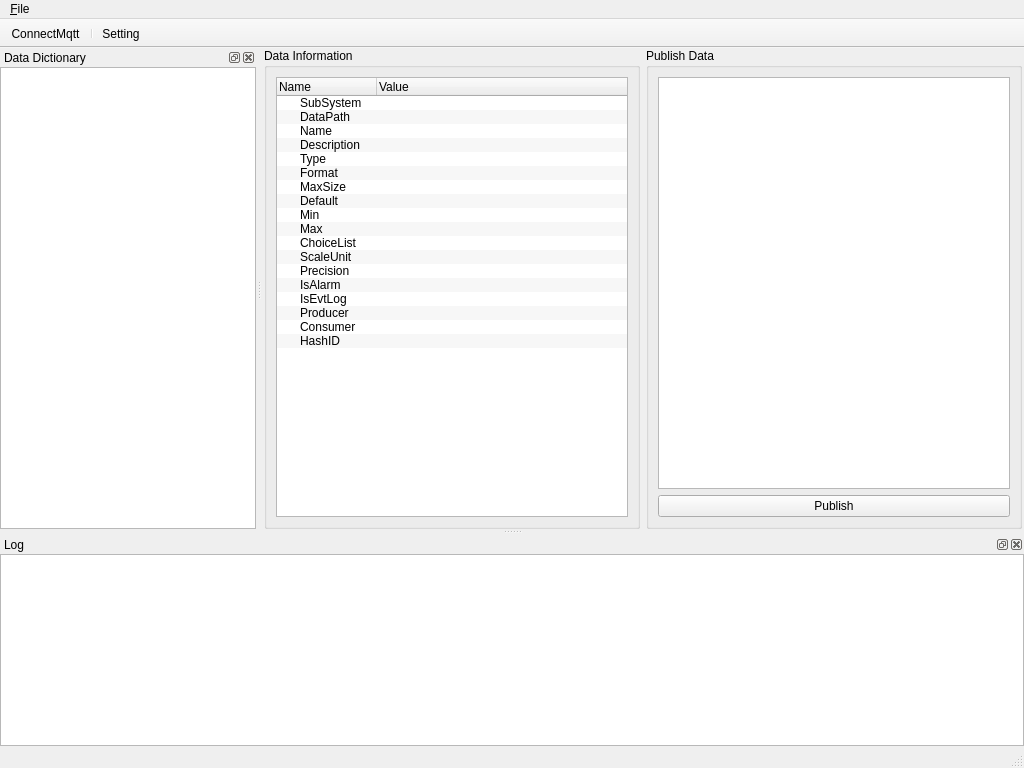
Qt form simulator/uiform/SimulatorUI.ui (zhanddkk/mqtt-utility) before a commit.
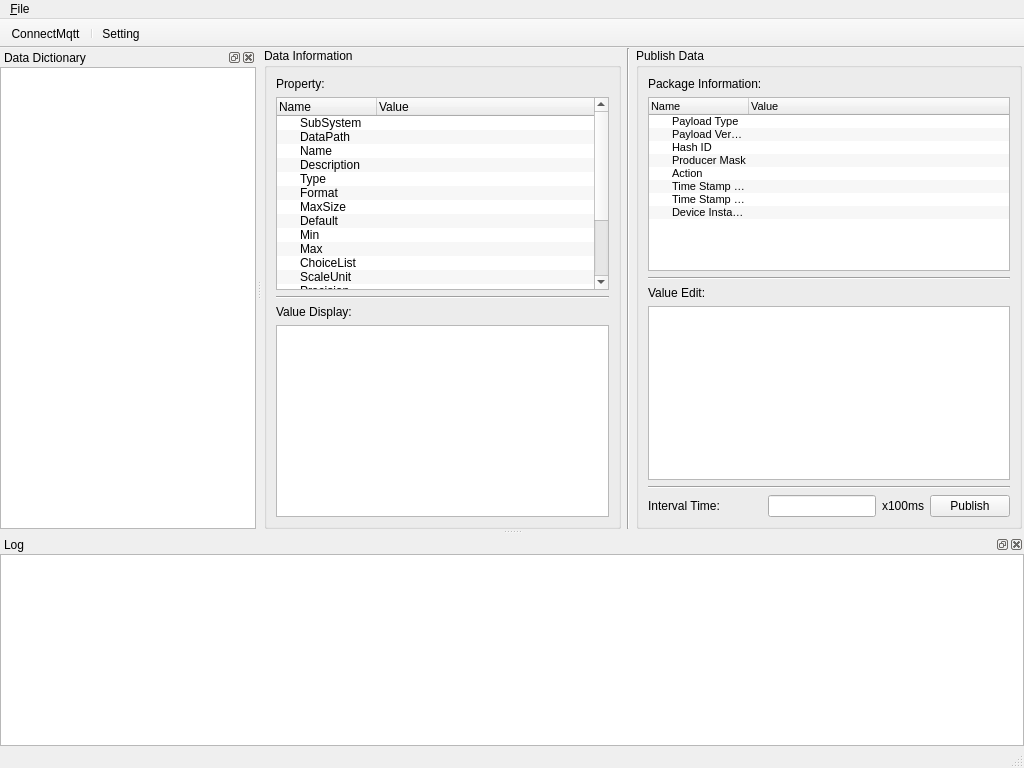
The same form after that commit. Icons and pictures are not drawn.

Commit message: Support new format csv import; Support string value send and receive; Support history value display;

What changed in the file:
```diff
--- a/simulator/uiform/SimulatorUI.ui
+++ b/simulator/uiform/SimulatorUI.ui
@@ -39,7 +39,21 @@
          <string>Data Information</string>
         </property>
         <layout class="QGridLayout" name="gridLayout_10">
-         <item row="0" column="0">
+         <item row="3" column="0">
+          <widget class="QLabel" name="label">
+           <property name="text">
+            <string>Value Display:</string>
+           </property>
+          </widget>
+         </item>
+         <item row="2" column="0">
+          <widget class="Line" name="line">
+           <property name="orientation">
+            <enum>Qt::Horizontal</enum>
+           </property>
+          </widget>
+         </item>
+         <item row="1" column="0">
           <widget class="QTreeWidget" name="treeWidgetDataInfo">
            <property name="editTriggers">
             <set>QAbstractItemView::NoEditTriggers</set>
@@ -164,10 +178,27 @@
            </item>
           </widget>
          </item>
+         <item row="4" column="0">
+          <widget class="QTreeView" name="treeViewValueDisplay">
+           <property name="styleSheet">
+            <string notr="true"/>
+           </property>
+           <property name="alternatingRowColors">
+            <bool>true</bool>
+           </property>
+          </widget>
+         </item>
+         <item row="0" column="0">
+          <widget class="QLabel" name="label_4">
+           <property name="text">
+            <string>Property:</string>
+           </property>
+          </widget>
+         </item>
         </layout>
        </widget>
       </item>
-      <item row="0" column="2">
+      <item row="0" column="3">
        <widget class="QGroupBox" name="groupBox_2">
         <property name="sizePolicy">
          <sizepolicy hsizetype="Expanding" vsizetype="Expanding">
@@ -191,25 +222,182 @@
          <string>Publish Data</string>
         </property>
         <layout class="QGridLayout" name="gridLayout_9">
-         <item row="0" column="2">
-          <widget class="QTextEdit" name="textEditValue">
+         <item row="0" column="0">
+          <widget class="QLabel" name="label_5">
+           <property name="text">
+            <string>Package Information:</string>
+           </property>
+          </widget>
+         </item>
+         <item row="2" column="0" colspan="4">
+          <widget class="Line" name="line_2">
+           <property name="sizePolicy">
+            <sizepolicy hsizetype="Minimum" vsizetype="Fixed">
+             <horstretch>0</horstretch>
+             <verstretch>0</verstretch>
+            </sizepolicy>
+           </property>
+           <property name="orientation">
+            <enum>Qt::Horizontal</enum>
+           </property>
+          </widget>
+         </item>
+         <item row="1" column="0" colspan="4">
+          <widget class="QTreeWidget" name="treeWidgetPackageInfo">
            <property name="font">
             <font>
-             <family>Consolas</family>
+             <pointsize>8</pointsize>
             </font>
            </property>
+           <property name="styleSheet">
+            <string notr="true">gridline-color: rgb(255, 0, 0);</string>
+           </property>
+           <property name="frameShape">
+            <enum>QFrame::StyledPanel</enum>
+           </property>
+           <property name="alternatingRowColors">
+            <bool>true</bool>
+           </property>
+           <column>
+            <property name="text">
+             <string>Name</string>
+            </property>
+           </column>
+           <column>
+            <property name="text">
+             <string>Value</string>
+            </property>
+           </column>
+           <item>
+            <property name="text">
+             <string>Payload Type</string>
+            </property>
+            <property name="text">
+             <string/>
+            </property>
+            <property name="flags">
+             <set>ItemIsSelectable|ItemIsEditable|ItemIsDragEnabled|ItemIsUserCheckable|ItemIsEnabled</set>
+            </property>
+           </item>
+           <item>
+            <property name="text">
+             <string>Payload Version</string>
+            </property>
+            <property name="flags">
+             <set>ItemIsSelectable|ItemIsEditable|ItemIsDragEnabled|ItemIsUserCheckable|ItemIsEnabled</set>
+            </property>
+           </item>
+           <item>
+            <property name="text">
+             <string>Hash ID</string>
+            </property>
+           </item>
+           <item>
+            <property name="text">
+             <string>Producer Mask</string>
+            </property>
+           </item>
+           <item>
+            <property name="text">
+             <string>Action</string>
+            </property>
+            <property name="flags">
+             <set>ItemIsSelectable|ItemIsEditable|ItemIsDragEnabled|ItemIsUserCheckable|ItemIsEnabled</set>
+            </property>
+           </item>
+           <item>
+            <property name="text">
+             <string>Time Stamp (ms)</string>
+            </property>
+            <property name="flags">
+             <set>ItemIsSelectable|ItemIsEditable|ItemIsDragEnabled|ItemIsUserCheckable|ItemIsEnabled</set>
+            </property>
+           </item>
+           <item>
+            <property name="text">
+             <string>Time Stamp (s)</string>
+            </property>
+            <property name="flags">
+             <set>ItemIsSelectable|ItemIsEditable|ItemIsDragEnabled|ItemIsUserCheckable|ItemIsEnabled</set>
+            </property>
+           </item>
+           <item>
+            <property name="text">
+             <string>Device Instance index</string>
+            </property>
+            <property name="text">
+             <string/>
+            </property>
+           </item>
           </widget>
          </item>
-         <item row="3" column="2">
+         <item row="8" column="2">
+          <widget class="QLabel" name="label_3">
+           <property name="sizePolicy">
+            <sizepolicy hsizetype="Fixed" vsizetype="Preferred">
+             <horstretch>0</horstretch>
+             <verstretch>0</verstretch>
+            </sizepolicy>
+           </property>
+           <property name="text">
+            <string>x100ms</string>
+           </property>
+          </widget>
+         </item>
+         <item row="8" column="1">
+          <widget class="QLineEdit" name="lineEdit"/>
+         </item>
+         <item row="8" column="0">
+          <widget class="QLabel" name="label_2">
+           <property name="sizePolicy">
+            <sizepolicy hsizetype="Fixed" vsizetype="Preferred">
+             <horstretch>0</horstretch>
+             <verstretch>0</verstretch>
+            </sizepolicy>
+           </property>
+           <property name="text">
+            <string>Interval Time:</string>
+           </property>
+          </widget>
+         </item>
+         <item row="4" column="0" colspan="4">
+          <widget class="QTreeView" name="treeViewValueEdit">
+           <property name="alternatingRowColors">
+            <bool>true</bool>
+           </property>
+          </widget>
+         </item>
+         <item row="3" column="0">
+          <widget class="QLabel" name="label_6">
+           <property name="text">
+            <string>Value Edit:</string>
+           </property>
+          </widget>
+         </item>
+         <item row="8" column="3">
           <widget class="QPushButton" name="pushButtonPublish">
            <property name="text">
             <string>Publish</string>
            </property>
           </widget>
          </item>
+         <item row="7" column="0" colspan="4">
+          <widget class="Line" name="line_4">
+           <property name="orientation">
+            <enum>Qt::Horizontal</enum>
+           </property>
+          </widget>
+         </item>
         </layout>
        </widget>
       </item>
+      <item row="0" column="2">
+       <widget class="Line" name="line_3">
+        <property name="orientation">
+         <enum>Qt::Vertical</enum>
+        </property>
+       </widget>
+      </item>
      </layout>
     </item>
    </layout>
```
The commit also changes 18 other files.
